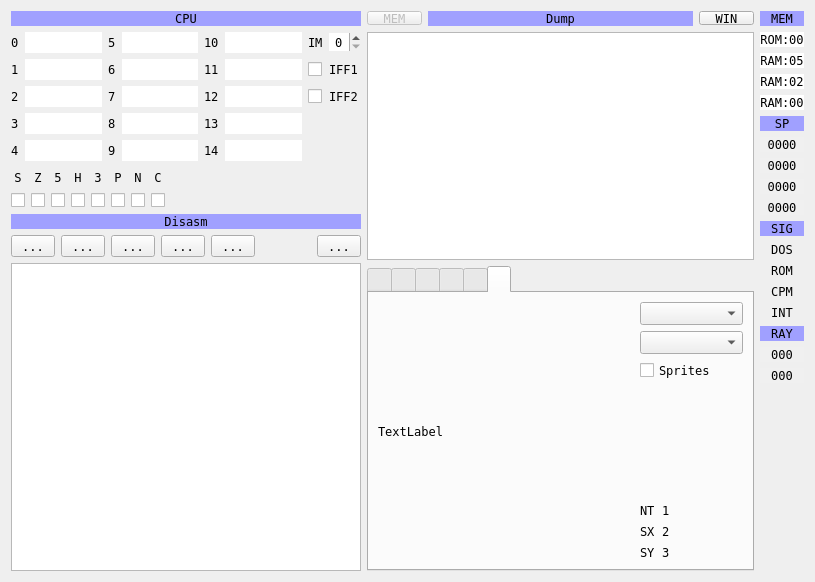
samstyle/Xpeccy, file ui/debuger.ui: the form before one commit.
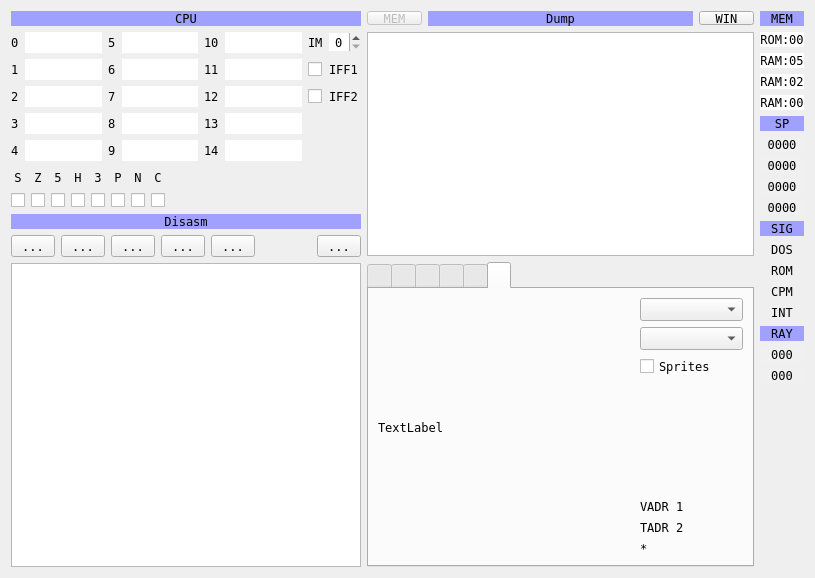
The form after the commit. The open tabs and pages were chosen to show the change. Icons and pictures are not drawn. Custom widgets are drawn as their Qt base class.

Diff of the .ui file:
```diff
--- a/ui/debuger.ui
+++ b/ui/debuger.ui
@@ -10,7 +10,7 @@
     <x>0</x>
     <y>0</y>
     <width>813</width>
-    <height>582</height>
+    <height>578</height>
    </rect>
   </property>
   <property name="font">
@@ -1945,14 +1945,14 @@
              <item row="0" column="0">
               <widget class="QLabel" name="label">
                <property name="text">
-                <string>NT</string>
+                <string>VADR</string>
                </property>
               </widget>
              </item>
              <item row="1" column="0">
               <widget class="QLabel" name="label_3">
                <property name="text">
-                <string>SX</string>
+                <string>TADR</string>
                </property>
               </widget>
              </item>
@@ -1966,14 +1966,14 @@
              <item row="2" column="0">
               <widget class="QLabel" name="label_5">
                <property name="text">
-                <string>SY</string>
+                <string>*</string>
                </property>
               </widget>
              </item>
              <item row="2" column="1">
               <widget class="QLabel" name="labSCY">
                <property name="text">
-                <string>3</string>
+                <string/>
                </property>
               </widget>
              </item>
```
Left out of the diff: 4 changed lines with no effect on the pictures.
